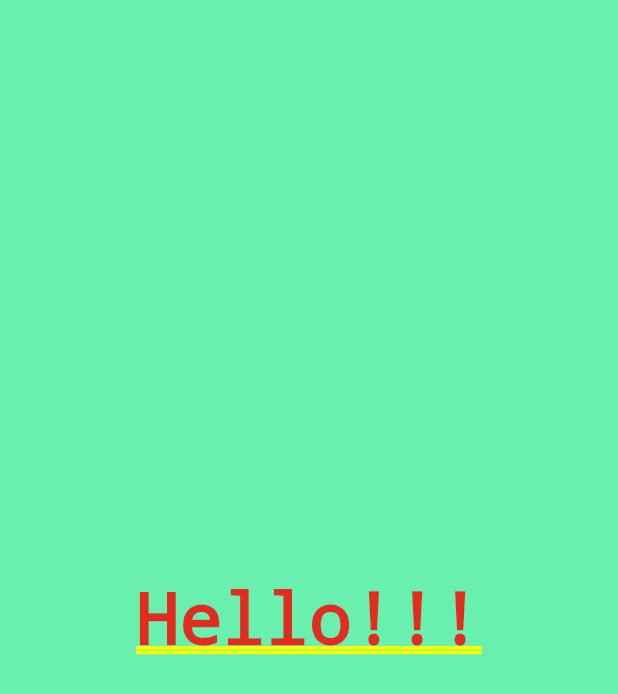
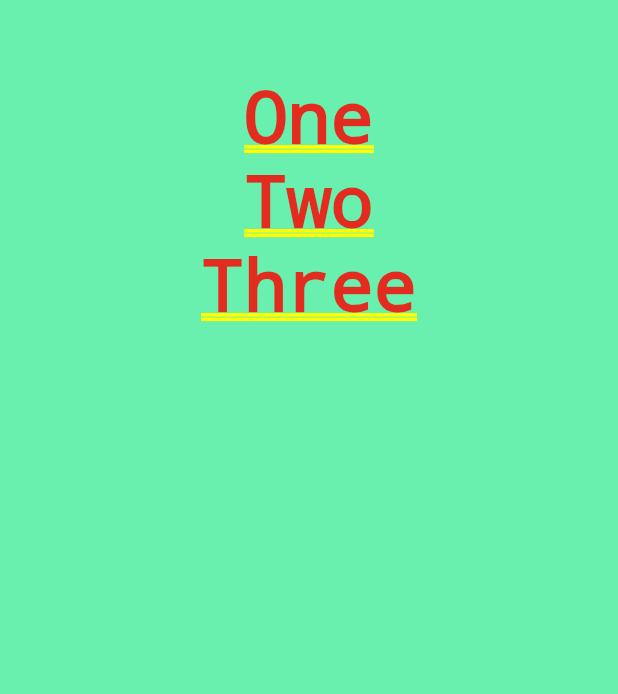
Before and after one commit to saurabhcool001/fashion, a Flutter app: the screen it shows after launch, on a phone screen of 412 x 824 dp. Shown: the top 694 px of the screen. Run offline on Flutter 3.47's test engine with Material 2 defaults, Android fonts, the phone set to English and light mode, and no system bars.

Commit message:
Fashion 2.0

```diff
--- a/lib/main.dart
+++ b/lib/main.dart
@@ -5,10 +5,18 @@ void main(){
     new MaterialApp(
       debugShowCheckedModeBanner: false,
       home: new Container(
-        color: Colors.greenAccent,
-        child: new Center(
-          child: Text("Hello!!!"),
-        ),
+          color: Colors.greenAccent,
+          child: Padding(
+            padding: const EdgeInsets.only(top: 50),
+            child: new Column(
+//              child: new Row(
+              children: <Widget>[
+                Text("One"),
+                Text("Two"),
+                Text("Three"),
+              ],
+            ),
+          ),
       ),
     )
   );
```
